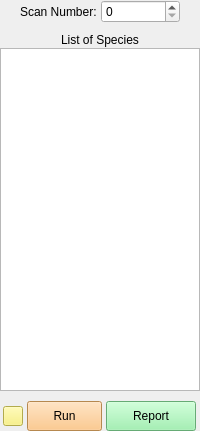
The window that gui_species_list.ui (samo38/AucPeakFitter) describes before a commit, drawn with Qt 5.
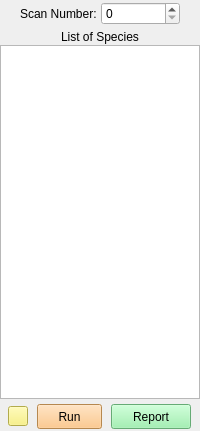
The same window after the commit. Icons and pictures are not drawn.

What changed in the file:
```diff
--- a/gui_species_list.ui
+++ b/gui_species_list.ui
@@ -30,19 +30,19 @@
   </property>
   <layout class="QVBoxLayout" name="verticalLayout_2">
    <property name="spacing">
-    <number>10</number>
+    <number>5</number>
    </property>
    <property name="leftMargin">
     <number>0</number>
    </property>
    <property name="topMargin">
-    <number>0</number>
+    <number>2</number>
    </property>
    <property name="rightMargin">
     <number>0</number>
    </property>
    <property name="bottomMargin">
-    <number>0</number>
+    <number>2</number>
    </property>
    <item>
     <widget class="QFrame" name="frm_scan">
@@ -168,8 +168,8 @@
         </property>
         <property name="iconSize">
          <size>
-          <width>20</width>
-          <height>20</height>
+          <width>16</width>
+          <height>16</height>
          </size>
         </property>
        </widget>
@@ -178,14 +178,14 @@
        <widget class="QPushButton" name="pb_run">
         <property name="minimumSize">
          <size>
-          <width>75</width>
-          <height>30</height>
+          <width>65</width>
+          <height>25</height>
          </size>
         </property>
         <property name="maximumSize">
          <size>
-          <width>75</width>
-          <height>30</height>
+          <width>65</width>
+          <height>25</height>
          </size>
         </property>
         <property name="styleSheet">
@@ -200,8 +200,8 @@
         </property>
         <property name="iconSize">
          <size>
-          <width>25</width>
-          <height>25</height>
+          <width>16</width>
+          <height>16</height>
          </size>
         </property>
        </widget>
@@ -210,14 +210,14 @@
        <widget class="QPushButton" name="pb_rep">
         <property name="minimumSize">
          <size>
-          <width>0</width>
-          <height>30</height>
+          <width>80</width>
+          <height>25</height>
          </size>
         </property>
         <property name="maximumSize">
          <size>
-          <width>90</width>
-          <height>30</height>
+          <width>80</width>
+          <height>25</height>
          </size>
         </property>
         <property name="styleSheet">
@@ -232,8 +232,8 @@
         </property>
         <property name="iconSize">
          <size>
-          <width>25</width>
-          <height>25</height>
+          <width>16</width>
+          <height>16</height>
          </size>
         </property>
        </widget>
```
